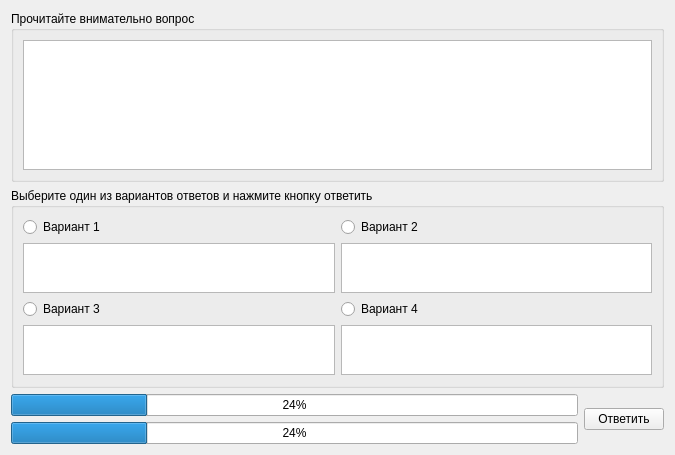
Qt form oop_DoublyLinkedList/testform.ui (SergeyStarkov/kr_oop) before a commit.
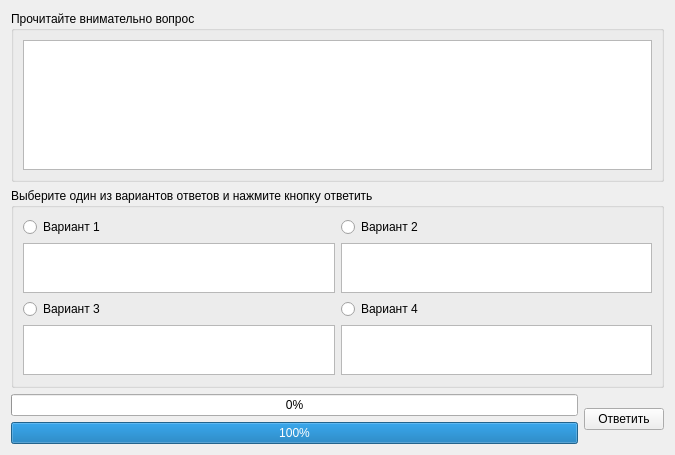
The same form after that commit.

The edit to the form file:
```diff
--- a/oop_DoublyLinkedList/testform.ui
+++ b/oop_DoublyLinkedList/testform.ui
@@ -99,15 +99,24 @@
       <layout class="QVBoxLayout" name="verticalLayout">
        <item>
         <widget class="QProgressBar" name="progress">
+         <property name="maximum">
+          <number>10</number>
+         </property>
          <property name="value">
-          <number>24</number>
+          <number>0</number>
          </property>
         </widget>
        </item>
        <item>
         <widget class="QProgressBar" name="time">
+         <property name="maximum">
+          <number>120</number>
+         </property>
          <property name="value">
-          <number>24</number>
+          <number>120</number>
+         </property>
+         <property name="textVisible">
+          <bool>true</bool>
          </property>
         </widget>
        </item>
```
